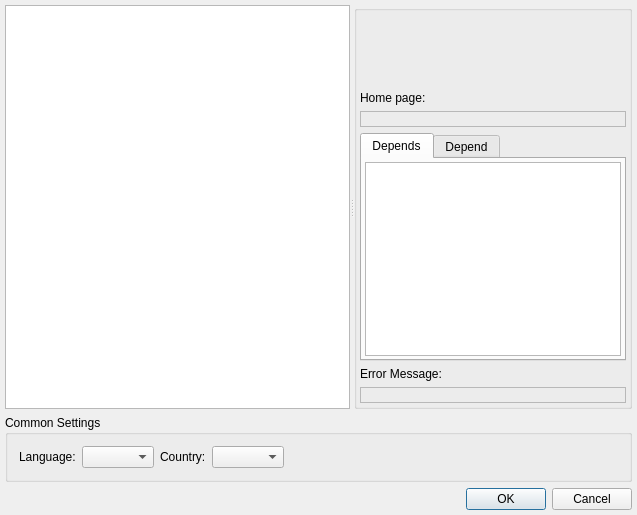
First picture: the form in src/loader/setuppluginsdialog.ui, repository silvansky/Contacts, before the edit.
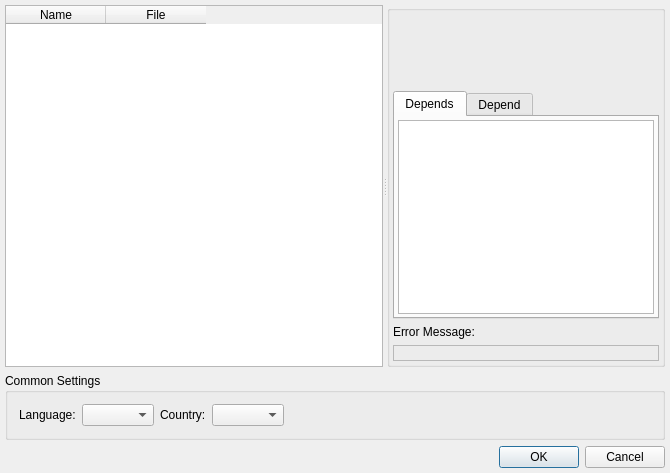
Second picture: the form after the edit.

Commit message: Обновлен диалог настройки плагинов.

The edit to the form file:
```diff
--- a/src/loader/setuppluginsdialog.ui
+++ b/src/loader/setuppluginsdialog.ui
@@ -6,8 +6,8 @@
    <rect>
     <x>0</x>
     <y>0</y>
-    <width>637</width>
-    <height>515</height>
+    <width>670</width>
+    <height>473</height>
    </rect>
   </property>
   <property name="windowTitle">
@@ -33,7 +33,7 @@
      </property>
      <widget class="QTableWidget" name="twtPlugins">
       <property name="sizePolicy">
-       <sizepolicy hsizetype="Expanding" vsizetype="Expanding">
+       <sizepolicy hsizetype="MinimumExpanding" vsizetype="MinimumExpanding">
         <horstretch>1</horstretch>
         <verstretch>0</verstretch>
        </sizepolicy>
@@ -53,6 +53,25 @@
       <attribute name="horizontalHeaderHighlightSections">
        <bool>false</bool>
       </attribute>
+      <attribute name="verticalHeaderVisible">
+       <bool>false</bool>
+      </attribute>
+      <attribute name="verticalHeaderVisible">
+       <bool>false</bool>
+      </attribute>
+      <attribute name="horizontalHeaderHighlightSections">
+       <bool>false</bool>
+      </attribute>
+      <column>
+       <property name="text">
+        <string>Name</string>
+       </property>
+      </column>
+      <column>
+       <property name="text">
+        <string>File</string>
+       </property>
+      </column>
      </widget>
      <widget class="QGroupBox" name="grbProperties">
       <property name="sizePolicy">
@@ -70,6 +89,9 @@
        </property>
        <item>
         <widget class="QLabel" name="lblName">
+         <property name="textFormat">
+          <enum>Qt::RichText</enum>
+         </property>
          <property name="wordWrap">
           <bool>true</bool>
          </property>
@@ -78,6 +100,16 @@
          </property>
         </widget>
        </item>
+       <item>
+        <widget class="QLabel" name="lblHomePage">
+         <property name="textFormat">
+          <enum>Qt::RichText</enum>
+         </property>
+         <property name="wordWrap">
+          <bool>true</bool>
+         </property>
+        </widget>
+       </item>
        <item>
         <widget class="QLabel" name="lblDescription">
          <property name="sizePolicy">
@@ -86,6 +118,9 @@
            <verstretch>0</verstretch>
           </sizepolicy>
          </property>
+         <property name="textFormat">
+          <enum>Qt::PlainText</enum>
+         </property>
          <property name="alignment">
           <set>Qt::AlignLeading|Qt::AlignLeft|Qt::AlignTop</set>
          </property>
@@ -97,29 +132,6 @@
          </property>
         </widget>
        </item>
-       <item>
-        <widget class="QLabel" name="lblLabelHomePage">
-         <property name="text">
-          <string>Home page:</string>
-         </property>
-        </widget>
-       </item>
-       <item>
-        <widget class="QLabel" name="lblHomePage">
-         <property name="frameShape">
-          <enum>QFrame::StyledPanel</enum>
-         </property>
-         <property name="frameShadow">
-          <enum>QFrame::Sunken</enum>
-         </property>
-         <property name="alignment">
-          <set>Qt::AlignCenter</set>
-         </property>
-         <property name="wordWrap">
-          <bool>true</bool>
-         </property>
-        </widget>
-       </item>
        <item>
         <widget class="QTabWidget" name="twtDependences">
          <property name="sizePolicy">
@@ -142,7 +154,7 @@
            <item>
             <widget class="QListWidget" name="ltwDepends">
              <property name="sizePolicy">
-              <sizepolicy hsizetype="Preferred" vsizetype="Preferred">
+              <sizepolicy hsizetype="Minimum" vsizetype="Minimum">
                <horstretch>0</horstretch>
                <verstretch>0</verstretch>
               </sizepolicy>
@@ -153,9 +165,6 @@
              <property name="selectionMode">
               <enum>QAbstractItemView::NoSelection</enum>
              </property>
-             <property name="isWrapping" stdset="0">
-              <bool>true</bool>
-             </property>
              <property name="wordWrap">
               <bool>true</bool>
              </property>
@@ -202,6 +211,9 @@
          <property name="text">
           <string>Error Message:</string>
          </property>
+         <property name="textFormat">
+          <enum>Qt::PlainText</enum>
+         </property>
         </widget>
        </item>
        <item>
@@ -212,6 +224,9 @@
          <property name="frameShadow">
           <enum>QFrame::Sunken</enum>
          </property>
+         <property name="textFormat">
+          <enum>Qt::PlainText</enum>
+         </property>
          <property name="alignment">
           <set>Qt::AlignCenter</set>
          </property>
@@ -238,6 +253,9 @@
         <property name="text">
          <string>Language:</string>
         </property>
+        <property name="textFormat">
+         <enum>Qt::PlainText</enum>
+        </property>
         <property name="buddy">
          <cstring>cmbLanguage</cstring>
         </property>
@@ -255,6 +273,9 @@
         <property name="text">
          <string>Country:</string>
         </property>
+        <property name="textFormat">
+         <enum>Qt::PlainText</enum>
+        </property>
        </widget>
       </item>
       <item>
```
Left out of the diff: 5 changed lines with no effect on the pictures. The commit also changes 2 other files.
